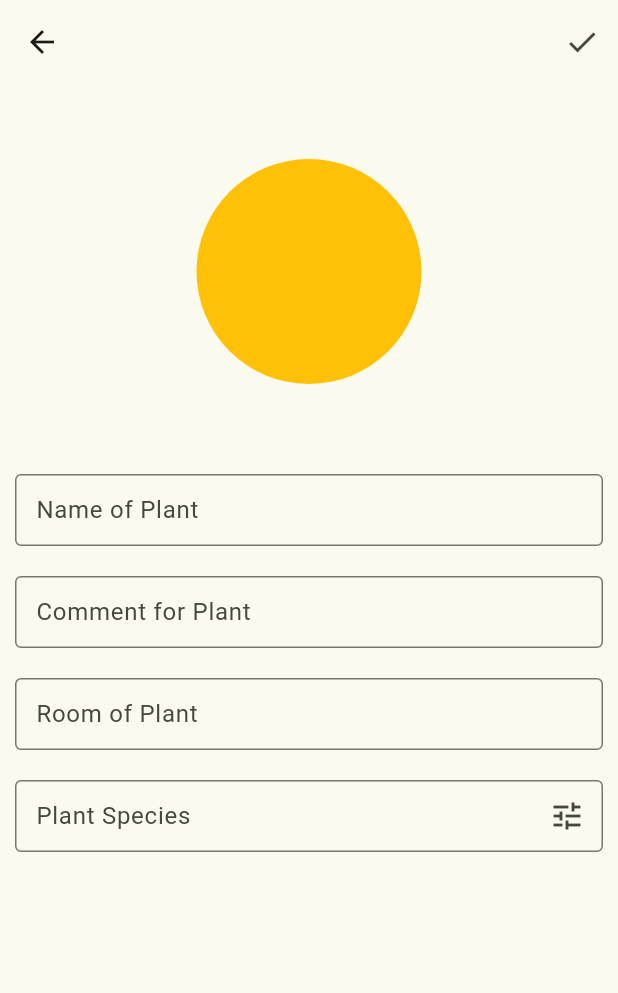
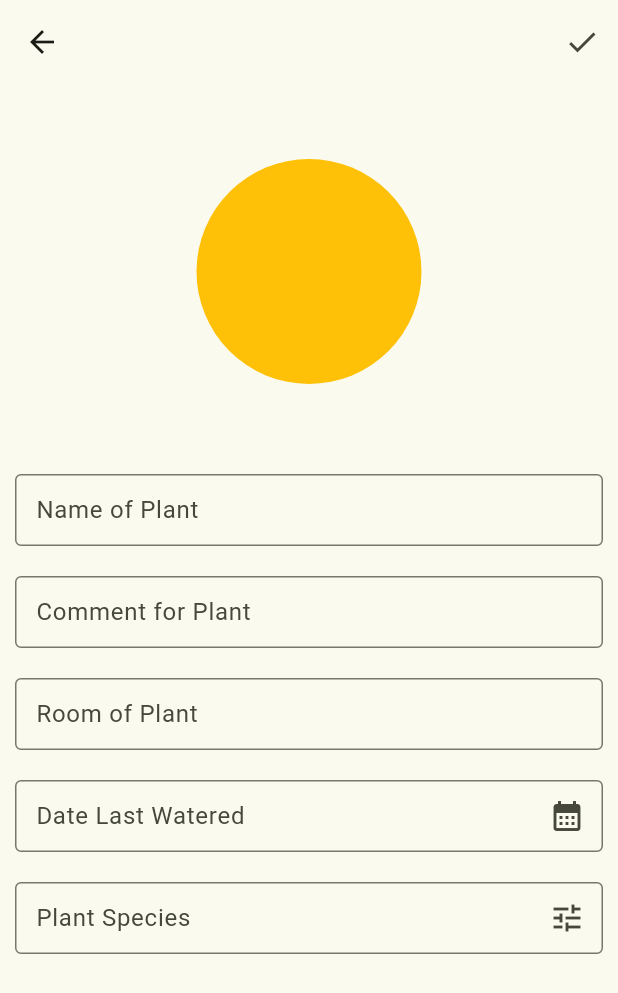
Before and after one commit to janthoXO/tsengarden, a Flutter app: the screen it shows after launch, after a tap on the "add" icon, on a phone screen of 412 x 824 dp. Shown: the top 993 px of the screen. Run offline on Flutter 3.47's test engine with Material 3 defaults, Android fonts, the phone set to English and light mode, and no system bars; our stand-ins replace go_router.

Commit message:
add possibility to add a new plant

```diff
--- a/lib/collection/addPlant/AddPlantView.dart
+++ b/lib/collection/addPlant/AddPlantView.dart
@@ -1,7 +1,11 @@
 import 'package:flutter/material.dart';
+import 'package:flutter/services.dart';
+import 'package:tsengarden/collection/addPlant/addPlantController.dart';
 
 class AddPlantView extends StatefulWidget {
-  const AddPlantView({super.key});
+  final AddPlantController addPlantController;
+
+  const AddPlantView({super.key, required this.addPlantController});
 
   @override
   State<AddPlantView> createState() => _AddPlantViewState();
@@ -11,6 +15,7 @@ class _AddPlantViewState extends State<AddPlantView> {
   late TextEditingController nameInputController;
   late TextEditingController commentInputController;
   late TextEditingController roomInputController;
+  late TextEditingController lastWateredInputController;
 
   @override
   void initState() {
@@ -18,6 +23,7 @@ class _AddPlantViewState extends State<AddPlantView> {
     nameInputController = TextEditingController();
     commentInputController = TextEditingController();
     roomInputController = TextEditingController();
+    lastWateredInputController = TextEditingController();
   }
 
   @override
@@ -53,7 +59,7 @@ class _AddPlantViewState extends State<AddPlantView> {
             padding: const EdgeInsets.all(10),
             child: TextField(
               controller: nameInputController,
-              onSubmitted: (s) {},
+              inputFormatters: [FilteringTextInputFormatter.allow(RegExp(r'[a-zA-Z0-9]+.*'))],
               decoration: const InputDecoration(
                   border: OutlineInputBorder(),
                   contentPadding: EdgeInsets.all(10),
@@ -66,7 +72,6 @@ class _AddPlantViewState extends State<AddPlantView> {
             padding: const EdgeInsets.all(10),
             child: TextField(
               controller: commentInputController,
-              onSubmitted: (s) {},
               decoration: const InputDecoration(
                   border: OutlineInputBorder(),
                   contentPadding: EdgeInsets.all(10),
@@ -80,13 +85,34 @@ class _AddPlantViewState extends State<AddPlantView> {
             padding: const EdgeInsets.all(10),
             child: TextField(
               controller: roomInputController,
-              onSubmitted: (s) {},
               decoration: const InputDecoration(
                   border: OutlineInputBorder(),
                   contentPadding: EdgeInsets.all(10),
                   labelText: "Room of Plant"),
             ),
           ),
+
+              // date for last watered
+              Padding(
+                padding: const EdgeInsets.all(10),
+                child: TextField(
+                  controller: lastWateredInputController,
+                  decoration: const InputDecoration(
+                      border: OutlineInputBorder(),
+                      contentPadding: EdgeInsets.all(10),
+                      labelText: "Date Last Watered",
+                    suffixIcon: Icon(Icons.calendar_month)
+                  ),
+                  readOnly: true,
+                  onTap: () => {
+                    showDatePicker(context: context,
+                        initialDate: DateTime.now(),
+                        firstDate: DateTime.now().subtract(const Duration(days: 30)),
+                        lastDate: DateTime.now().add(const Duration(days: 30))).
+                    then((value) => lastWateredInputController.text = value != null ? value.toString().split(" ")[0] : lastWateredInputController.text)
+                  },
+                ),
+              ),
 
           //plant species
           // either select from API or adjust manually
@@ -111,20 +137,11 @@ class _AddPlantViewState extends State<AddPlantView> {
         ])));
   }
 
-  /*Expanded(
-  child: OutlinedButton(
-  onPressed: () {}, //pop sheet with search function
-  style: OutlinedButton.styleFrom(
-  foregroundColor: Theme.of(context).colorScheme.secondary,
-  shape: const RoundedRectangleBorder(
-  borderRadius: BorderRadius.all(Radius.circular(5)))),
-  child: const Text(
-  "Plant Species",
-  textAlign: TextAlign.left,
-  ),
-  ))*/
+  void Done() {
+    if(widget.addPlantController.savePlantPassValues(nameInputController.text)) {
+      Navigator.pop(context);
+    }
 
-  void Done() {
-    Navigator.pop(context);
+
   }
 }
--- a/lib/collection/addPlant/addPlantController.dart
+++ b/lib/collection/addPlant/addPlantController.dart
@@ -0,0 +1,36 @@
+import 'package:tsengarden/sharedData.dart';
+import 'package:tsengarden/models/ownedPlant.dart';
+import 'package:tsengarden/models/plant.dart';
+
+class AddPlantController{
+  String? name;
+  String? room;
+  String? comment;
+  DateTime? lastWatered;
+
+  SharedData data;
+
+  AddPlantController({required this.data});
+
+  bool savePlant(){
+    if(name == null){
+      return false;
+    }
+
+    OwnedPlant ownedPlant = OwnedPlant(name: name!, plant: Plant(commonName: name!));
+
+    data.ownedPlants.add(ownedPlant);
+    return true;
+  }
+
+  bool savePlantPassValues(String? name){
+    if(name == null || name.trim().isEmpty){
+      return false;
+    }
+
+    OwnedPlant ownedPlant = OwnedPlant(name: name!, plant: Plant(commonName: name!));
+
+    data.ownedPlants.add(ownedPlant);
+    return true;
+  }
+}
--- a/lib/collection/collectionController.dart
+++ b/lib/collection/collectionController.dart
@@ -1,7 +1,7 @@
-import 'package:tsengarden/data.dart';
+import 'package:tsengarden/sharedData.dart';
 
 class CollectionController{
-  Data data;
+  SharedData data;
 
   CollectionController({required this.data});
 }
--- a/lib/models/ownedPlant.dart
+++ b/lib/models/ownedPlant.dart
@@ -1,6 +1,9 @@
 import 'package:tsengarden/models/plant.dart';
 
 class OwnedPlant{
+  static int lastId = 0;
+
+  int id;
   String name;
   String? room;
   String? comment;
@@ -8,5 +11,6 @@ class OwnedPlant{
   Plant plant;
 
   OwnedPlant({required this.name, required this.plant, this.room, this.comment}):
+    id = OwnedPlant.lastId + 1,
     lastWatered = DateTime.now();
 }
--- a/lib/navBar.dart
+++ b/lib/navBar.dart
@@ -1,7 +1,7 @@
 
 import 'package:flutter/material.dart';
 import 'package:tsengarden/collection/collectionController.dart';
-import 'package:tsengarden/data.dart';
+import 'package:tsengarden/sharedData.dart';
 import 'package:tsengarden/status/statusController.dart';
 import 'package:tsengarden/wiki/wikiView.dart';
 
@@ -11,7 +11,7 @@ import 'Status/statusView.dart';
 class NavBar extends StatefulWidget {
   NavBar({super.key});
 
-  final Data data = Data.mock();
+  final SharedData data = SharedData.mock();
 
   @override
   State<NavBar> createState() => _NavBarState();
--- a/lib/router.dart
+++ b/lib/router.dart
@@ -1,5 +1,6 @@
 import 'package:go_router/go_router.dart';
 import 'package:tsengarden/Collection/AddPlant/AddPlantView.dart';
+import 'package:tsengarden/collection/addPlant/addPlantController.dart';
 import 'package:tsengarden/main.dart';
 
 final GoRouter _router = GoRouter(
@@ -9,9 +10,5 @@ final GoRouter _router = GoRouter(
           path: "/",
           builder: (ctx, state) => const MyApp()
       ),
-      GoRoute(
-          path: "/plants/add",
-          builder: (ctx, state) => const AddPlantView()
-      ),
     ],
 );
--- a/lib/data.dart
+++ b/lib/sharedData.dart
@@ -1,14 +1,14 @@
 import 'package:tsengarden/models/ownedPlant.dart';
 import 'package:tsengarden/models/plant.dart';
 
-class Data {
+class SharedData {
   List<OwnedPlant> ownedPlants;
 
-  Data({required this.ownedPlants});
+  SharedData({required this.ownedPlants});
 
-  Data.empty() : ownedPlants = [];
+  SharedData.empty() : ownedPlants = [];
 
-  Data.mock() : ownedPlants = []{
+  SharedData.mock() : ownedPlants = []{
     for (int i = 0; i < 10; i++) {
       ownedPlants.add(OwnedPlant(name: "plant $i", plant: Plant(commonName: "plant $i")));
     }
--- a/lib/status/statusController.dart
+++ b/lib/status/statusController.dart
@@ -1,7 +1,7 @@
-import 'package:tsengarden/data.dart';
+import 'package:tsengarden/sharedData.dart';
 
 class StatusController{
-  Data data;
+  SharedData data;
 
   StatusController({required this.data});
 }
--- a/lib/status/statusView.dart
+++ b/lib/status/statusView.dart
@@ -1,6 +1,8 @@
 import 'package:flutter/material.dart';
-import 'package:tsengarden/Collection/AddPlant/AddPlantView.dart';
+import 'package:go_router/go_router.dart';
 import 'package:tsengarden/Status/NeedWaterElement.dart';
+import 'package:tsengarden/collection/addPlant/AddPlantView.dart';
+import 'package:tsengarden/collection/addPlant/addPlantController.dart';
 import 'package:tsengarden/status/statusController.dart';
 
 class StatusView extends StatefulWidget {
@@ -19,7 +21,12 @@ class _StatusViewState extends State<StatusView> {
     return Scaffold(
         appBar: AppBar(
           actions: [
-            IconButton(onPressed: callAddPlant, icon: const Icon(Icons.add)),
+            IconButton(onPressed: () => Navigator.push(
+                context,
+                MaterialPageRoute(builder: (context) => AddPlantView(
+                    addPlantController: AddPlantController(data: widget.statusController.data)
+                ))),
+                icon: const Icon(Icons.add)),
           ],
         ),
         body: Column(
@@ -62,9 +69,4 @@ class _StatusViewState extends State<StatusView> {
           ],
         ));
   }
-
-  void callAddPlant() {
-    Navigator.push(
-        context, MaterialPageRoute(builder: (context) => const AddPlantView()));
-  }
 }
```
Also changed, not shown: lib/collection/collectionView.dart (+8 -1 lines).
